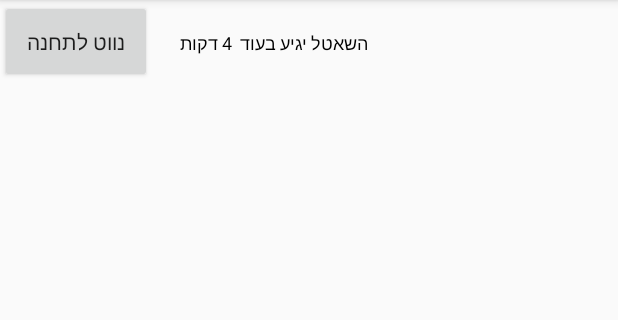
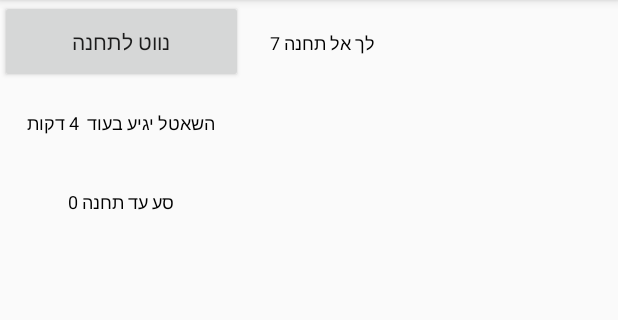
Before and after one commit to NoamCohen1/Shuttland, an Android app: the NavigationActivity screen opened directly, with no data from a screen before it, after a tap on "GO", on a phone screen of 412 x 824 dp, the part 84-404 px from its top. Run offline under Robolectric (Android 15) with nearby library versions, the phone set to English and light mode, and no system bars; our stand-ins replace Firebase (no records; nobody signed in at launch, a user with empty details on screens opened directly); 4 statements that could not run were skipped.

Commit message:
yaara push

```diff
--- a/app/src/main/java/com/example/shuttland/NavigationActivity.java
+++ b/app/src/main/java/com/example/shuttland/NavigationActivity.java
@@ -82,13 +82,13 @@ public class NavigationActivity extends AppCompatActivity {
         this.model=new NavigationModel();
         writeToDB();
         readFromDB();
-        Location loc=new Location("3");
-        loc.setLatitude(32.0723118);
-        loc.setLongitude(34.844318799999996);
-        userLocation=getUserLocation();
-        int ans=this.model.findNearestShuttle(loc);
+//        Location loc=new Location("3");
+//        loc.setLatitude(32.0723118);
+//        loc.setLongitude(34.844318799999996);
+//        userLocation=getUserLocation();
+//        int ans=this.model.findNearestShuttle(loc);
 
-        int o=9;
+//        int o=9;
     }
 
 
--- a/app/src/main/java/com/example/shuttland/RouteActivity.java
+++ b/app/src/main/java/com/example/shuttland/RouteActivity.java
@@ -47,8 +47,11 @@ public class RouteActivity extends AppCompatActivity {
         shuttleLoc.setLongitude(Shuttle_Map.getInstance().getShuttle_infoMap().get(nearsetShuttle).getLocation().longitude);
         int time = model.calcTime(userStation, shuttleLoc);
 
-        TextView timeText = (TextView) findViewById(R.id.time);
-        src_station.setText("השאטל יגיע בעוד  " + time + " דקות");
+        TextView timeText = (TextView) findViewById(R.id.timeShuttle);
+        timeText.setText("השאטל יגיע בעוד  " + time + " דקות");
+
+        TextView destText = (TextView) findViewById(R.id.targetStation);
+        destText.setText("סע עד תחנה "+ final_station);
 
         int i=0;
 
--- a/app/src/main/res/layout/activity_route.xml
+++ b/app/src/main/res/layout/activity_route.xml
@@ -27,6 +27,7 @@
             android:layout_width="wrap_content"
             android:layout_height="wrap_content"
             android:padding="18dip"
+            android:textAlignment="center"
             android:text="לך אל תחנה "
             android:textColor="#000"
             android:textSize="12dp" />
@@ -40,13 +41,37 @@
         android:layout_height="wrap_content">
 
         <TextView
-            android:id="@+id/time"
+            android:id="@+id/timeShuttle"
             android:layout_width="wrap_content"
             android:layout_height="wrap_content"
             android:padding="18dip"
+            android:text="השאטל יגיע בעוד"
+            android:textAlignment="center"
             android:textColor="#000"
             android:textSize="12dp" />
 
+<!--        android:layout_span="2"-->
+<!--        android:layout_weight="1"-->
+
+    </TableRow>
+
+    <TableRow
+    android:id="@+id/ThirdRow"
+    android:layout_width="fill_parent"
+    android:layout_height="wrap_content">
+
+    <TextView
+        android:id="@+id/targetStation"
+        android:layout_width="wrap_content"
+        android:layout_height="wrap_content"
+        android:padding="18dip"
+        android:text="סע עד תחנה "
+        android:textAlignment="center"
+        android:textColor="#000"
+        android:textSize="12dp" />
+
+    <!--        android:layout_span="2"-->
+    <!--        android:layout_weight="1"-->
 
     </TableRow>
 
```
